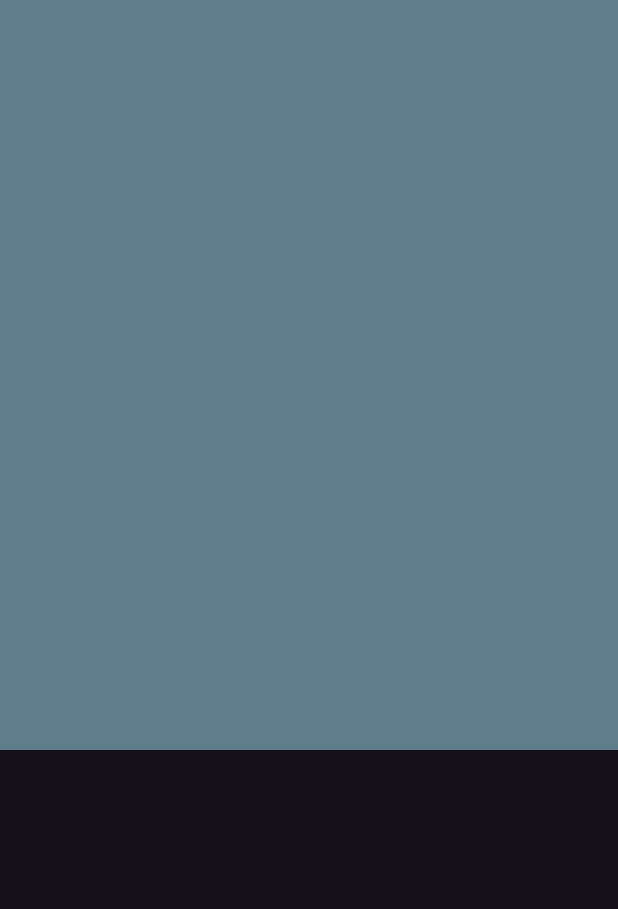
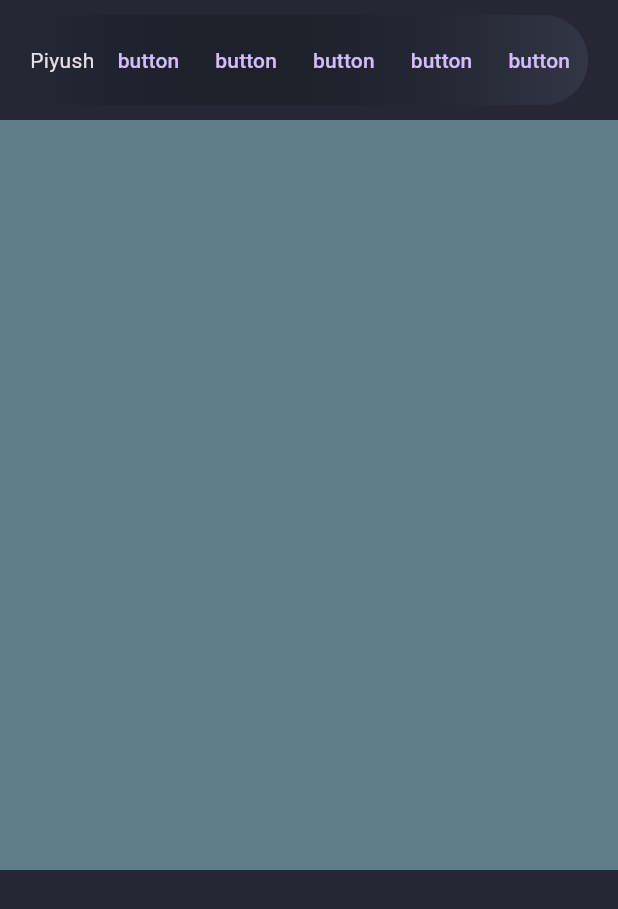
Before and after one commit to Piyushbhatt7/my_portfolio, a Flutter app: the screen it shows after launch, on a phone screen of 412 x 824 dp. Shown: the top 909 px of the screen. Run offline on Flutter 3.47's test engine with Material 3 defaults, Android fonts, the phone set to English and light mode, and no system bars.

Commit message:
home screen

```diff
--- a/lib/pages/home_page.dart
+++ b/lib/pages/home_page.dart
@@ -1,5 +1,6 @@
 import 'package:flutter/cupertino.dart';
 import 'package:flutter/material.dart';
+import 'package:portfolio/constants/colors.dart';
 
 class HomePage extends StatefulWidget {
   const HomePage({super.key});
@@ -12,28 +13,49 @@ class _HomePageState extends State<HomePage> {
   @override
   Widget build(BuildContext context) {
     return Scaffold(
+      backgroundColor: CustomColor.scaffoldBg,
       body: ListView(
         scrollDirection: Axis.vertical,
         children: [
           // MAIN
+          Container(
+            height: 60.0,
+            margin: EdgeInsets.symmetric(vertical: 10.0, horizontal: 20.0),
+            width: double.maxFinite,
+            decoration: BoxDecoration(
+              gradient: LinearGradient(
+                  colors:
+                  [
+                    Colors.transparent,
+                    CustomColor.bgLight1
+                  ],
+              ),
+              borderRadius: BorderRadius.circular(100),
+            ),
+            child: Row(
+              children: [
+                Text("Piyush"),
+                Spacer(),
+                for(int i = 0; i < 5; i++)
+                TextButton(onPressed: (){},
+                    child: Text("button")
+                )
+              ],
+            ),
+          ),
+
+          // SKILLS
           Container(
             height: 500,
             width: double.maxFinite,
             color: Colors.blueGrey,
           ),
 
-          // SKILLS
+          // PROJECTS
           Container(
             height: 500,
             width: double.maxFinite,
 
-          ),
-
-          // PROJECTS
-          Container(
-            height: 500,
-            width: double.maxFinite,
-            color: Colors.blueGrey,
           ),
 
 
@@ -41,14 +63,14 @@ class _HomePageState extends State<HomePage> {
           Container(
             height: 500,
             width: double.maxFinite,
-
+            color: Colors.blueGrey,
           ),
 
           // FOOTER
           Container(
             height: 500,
             width: double.maxFinite,
-            color: Colors.blueGrey,
+
           ),
         ],
       )
```
